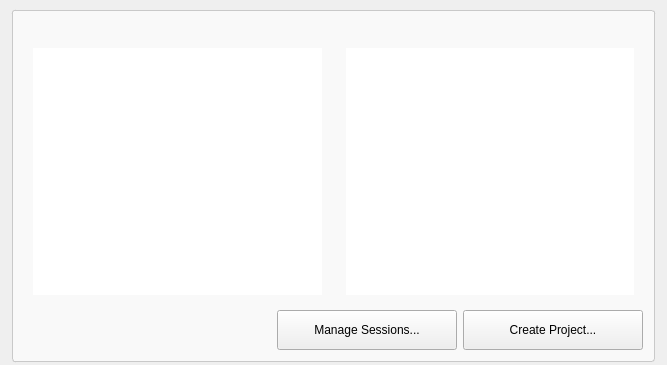
This is src/plugins/projectexplorer/projectwelcomepagewidget.ui in qt-creator/qt-creator as Qt 5 draws it before an edit. The edited form follows.
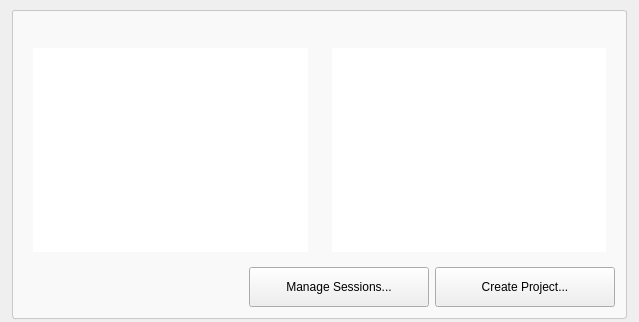
This is the edited form. Icons and pictures are not drawn. Custom widgets are drawn as their Qt base class.

Diff of the .ui file:
```diff
--- a/src/plugins/projectexplorer/projectwelcomepagewidget.ui
+++ b/src/plugins/projectexplorer/projectwelcomepagewidget.ui
@@ -6,8 +6,8 @@
    <rect>
     <x>0</x>
     <y>0</y>
-    <width>667</width>
-    <height>365</height>
+    <width>639</width>
+    <height>322</height>
    </rect>
   </property>
   <property name="windowTitle">
```
Left out of the diff: 6 changed lines with no effect on the pictures.
